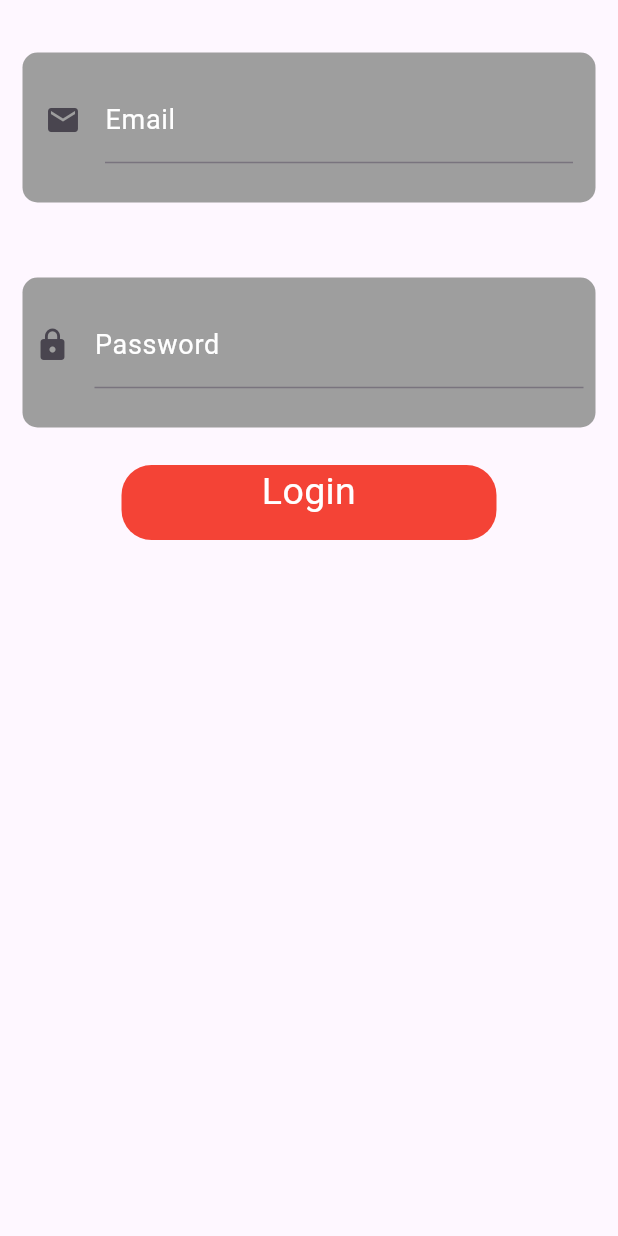
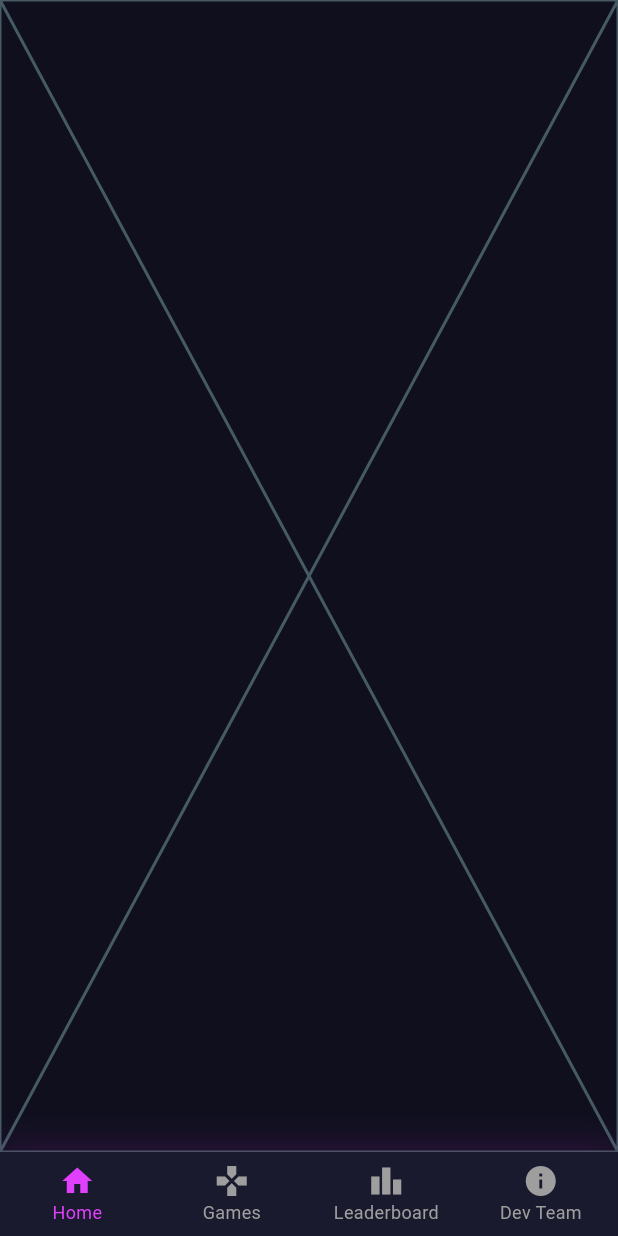
Before and after one commit to RuleOfNight/2025_LTTBDD_N05_Nhom_6, a Flutter app: the screen it shows after launch, on a phone screen of 412 x 824 dp. Run offline on Flutter 3.47's test engine with Material 3 defaults, Android fonts, the phone set to English and light mode, and no system bars; our stand-ins replace rive.

Commit message:
feat: initialize main screen and navigation bar

```diff
--- a/lib/main.dart
+++ b/lib/main.dart
@@ -1,6 +1,29 @@
 import 'package:flutter/material.dart';
-import 'package:btgk/login/LoginScreen.dart';
+import 'login/LoginScreen.dart';
+import 'screens/main_screen.dart';
 
 void main() {
-  runApp(MaterialApp(home: Material(child: LoginScreen())));
+  runApp(const GamePlatformApp());
 }
+
+class GamePlatformApp extends StatelessWidget {
+  const GamePlatformApp({Key? key}) : super(key: key);
+
+  @override
+  Widget build(BuildContext context) {
+    return MaterialApp(
+      title: 'GameHub',
+      debugShowCheckedModeBanner: false,
+      theme: ThemeData(
+        primarySwatch: Colors.purple,
+        brightness: Brightness.dark,
+        scaffoldBackgroundColor: const Color(0xFF0F0F1E),
+        appBarTheme: const AppBarTheme(
+          backgroundColor: Color(0xFF1A1A2E),
+          elevation: 0,
+        ),
+      ),
+      home: const MainScreen(),
+    );
+  }
+}
--- /dev/null
+++ b/lib/screens/main_screen.dart
@@ -0,0 +1,56 @@
+import 'package:flutter/material.dart';
+
+
+class MainScreen extends StatefulWidget {
+  const MainScreen({Key? key}) : super(key: key);
+
+  @override
+  State<MainScreen> createState() => _MainScreenState();
+}
+
+class _MainScreenState extends State<MainScreen> {
+  int _selectedIndex = 0;
+
+    final List<Widget> _screens = [
+    const Placeholder(),
+    const Placeholder(),
+    const Placeholder(),
+    const Placeholder(),
+    ];
+
+
+  @override
+  Widget build(BuildContext context) {
+    return Scaffold(
+      body: _screens[_selectedIndex],
+      bottomNavigationBar: Container(
+        decoration: BoxDecoration(
+          boxShadow: [
+            BoxShadow(
+              color: Colors.purple.withOpacity(0.2),
+              blurRadius: 20,
+              offset: const Offset(0, -5),
+            ),
+          ],
+        ),
+        // Navbar
+        child: BottomNavigationBar(
+          currentIndex: _selectedIndex,
+          onTap: (index) => setState(() => _selectedIndex = index),
+          type: BottomNavigationBarType.fixed,
+          backgroundColor: const Color(0xFF1A1A2E),
+          selectedItemColor: Colors.purpleAccent,
+          unselectedItemColor: Colors.grey,
+          selectedFontSize: 12,
+          unselectedFontSize: 12,
+          items: const [
+            BottomNavigationBarItem(icon: Icon(Icons.home), label: 'Home'),
+            BottomNavigationBarItem(icon: Icon(Icons.gamepad), label: 'Games'),
+            BottomNavigationBarItem(icon: Icon(Icons.leaderboard), label: 'Leaderboard'),
+            BottomNavigationBarItem(icon: Icon(Icons.info), label: 'Dev Team'),
+          ],
+        ),
+      ),
+    );
+  }
+}
--- a/pubspec.yaml
+++ b/pubspec.yaml
@@ -1,4 +1,4 @@
-name: btgk
+name: games_platform
 description: "A new Flutter project."
 # The following line prevents the package from being accidentally published to
 # pub.dev using `flutter pub publish`. This is preferred for private packages.
```
